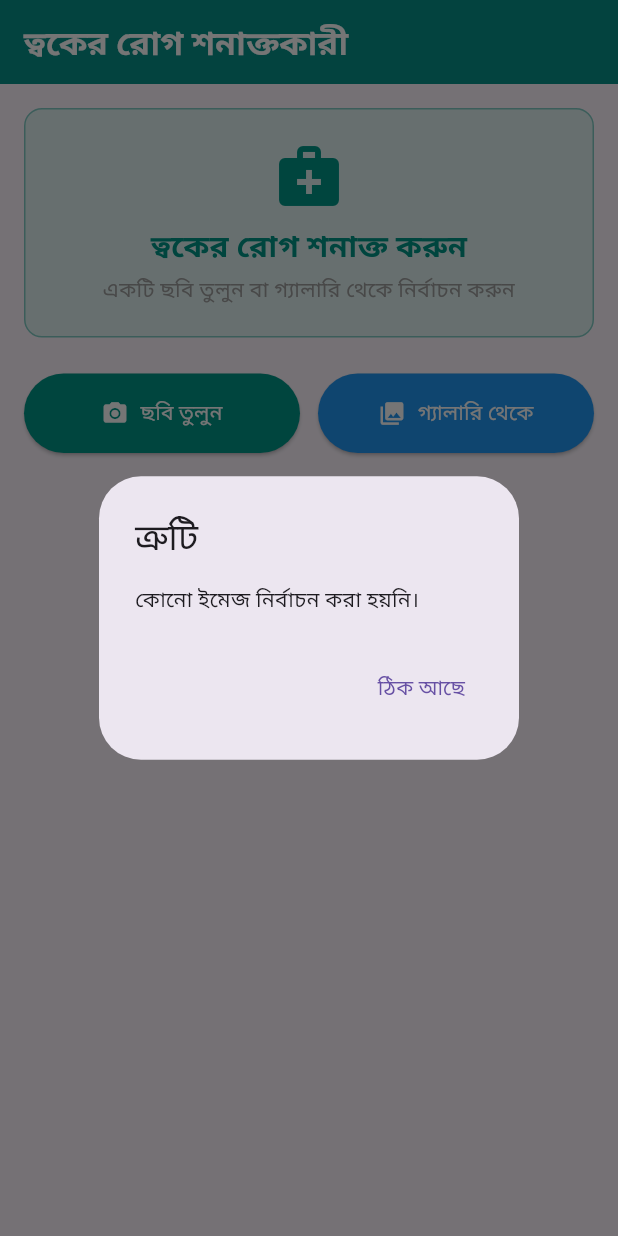
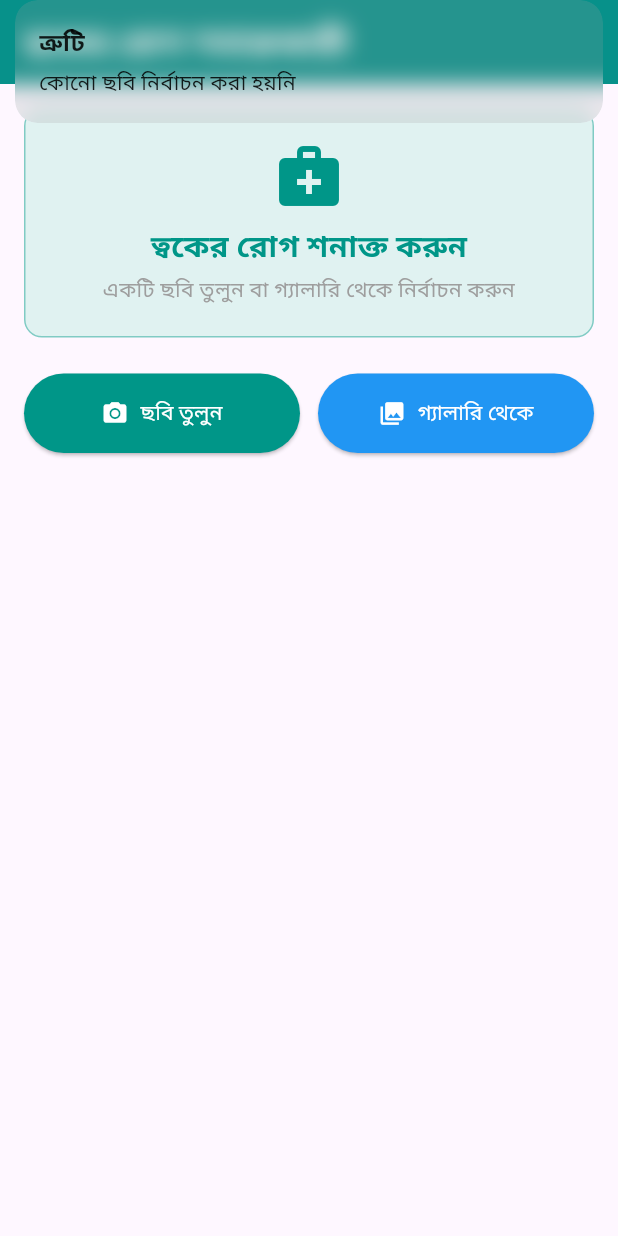
Before and after one commit to Shahporan73/skin_disease_detection_app, a Flutter app: the screen it shows after launch, after a tap on "ছবি তুলুন", on a phone screen of 412 x 824 dp. Run offline on Flutter 3.47's test engine with Material 3 defaults, Android fonts, the phone set to English and light mode, and no system bars; our stand-ins replace get, image_picker, permission_handler; missing offline and left inert: tflite_flutter.

Commit message:
add extra something

```diff
--- /dev/null
+++ b/lib/app_controller/app_controller.dart
@@ -0,0 +1,58 @@
+import 'dart:io';
+import 'package:get/get.dart';
+import '../models/classification.dart';
+import '../services/ml_service.dart';
+
+class AppController extends GetxController {
+  final MLService _mlService = MLService();
+  final _selectedImage = Rxn<File>();
+  final _classifications = <Classification>[].obs;
+  final _isLoading = false.obs;
+  final _error = ''.obs;
+
+  // Getters
+  File? get selectedImage => _selectedImage.value;
+  List<Classification> get classifications => _classifications;
+  bool get isLoading => _isLoading.value;
+  String get error => _error.value;
+
+  Future<void> classifyImage() async {
+    if (_selectedImage.value == null) {
+      _error.value = 'কোনো ছবি নির্বাচন করা হয়নি';
+      return;
+    }
+
+    _isLoading.value = true;
+    _error.value = '';
+
+    try {
+      _classifications.value = await _mlService.classify(_selectedImage.value!);
+      if (_classifications.isEmpty) {
+        _error.value = 'মডেল থেকে কোনো ফলাফল পাওয়া যায়নি';
+      }
+    } catch (e) {
+      _error.value = 'শ্রেণীবিভাগ ব্যর্থ: $e';
+      _classifications.clear();
+    }
+
+    _isLoading.value = false;
+  }
+
+  void setImage(File image) {
+    _selectedImage.value = image;
+    _classifications.clear();
+    _error.value = '';
+  }
+
+  void clearAll() {
+    _selectedImage.value = null;
+    _classifications.clear();
+    _error.value = '';
+  }
+
+  @override
+  void onClose() {
+    _mlService.dispose();
+    super.onClose();
+  }
+}
--- a/lib/main.dart
+++ b/lib/main.dart
@@ -1,6 +1,5 @@
 import 'package:flutter/material.dart';
-import 'package:provider/provider.dart';
-import 'providers/app_provider.dart';
+import 'package:get/get.dart';
 import 'screens/home_screen.dart';
 
 void main() {
@@ -12,19 +11,15 @@ class MyApp extends StatelessWidget {
 
   @override
   Widget build(BuildContext context) {
-    return MultiProvider(
-      providers: [
-        ChangeNotifierProvider(create: (_) => AppProvider()),
-      ],
-      child: MaterialApp(
+    return GetMaterialApp(
       title: 'ত্বকের রোগ শনাক্তকারী',
       theme: ThemeData(
         primarySwatch: Colors.teal,
         useMaterial3: true,
+        visualDensity: VisualDensity.adaptivePlatformDensity,
       ),
       home: const HomeScreen(),
       debugShowCheckedModeBanner: false,
-      ),
     );
   }
 }
--- a/lib/screens/home_screen.dart
+++ b/lib/screens/home_screen.dart
@@ -1,20 +1,22 @@
 import 'dart:io';
 import 'package:flutter/material.dart';
+import 'package:get/get.dart';
 import 'package:image_picker/image_picker.dart';
 import 'package:permission_handler/permission_handler.dart';
-import 'package:provider/provider.dart';
-import '../providers/app_provider.dart';
+import '../app_controller/app_controller.dart';
 import '../widgets/result_widget.dart';
 
 class HomeScreen extends StatelessWidget {
   const HomeScreen({super.key});
 
-  Future<void> _pickImage(BuildContext context, ImageSource source) async {
+  Future<void> _pickImage(ImageSource source) async {
+    final controller = Get.find<AppController>();
     try {
-      // Check permissions
+      print('Picking image from $source');
       bool hasPermission = await _requestPermissions(source);
       if (!hasPermission) {
-        _showPermissionDialog(context, source);
+        print('Permission denied for $source');
+        Get.snackbar('অনুমতি প্রত্যাখ্যান', 'অনুগ্রহ করে $source এর জন্য অনুমতি দিন');
         return;
       }
 
@@ -27,88 +29,22 @@ class HomeScreen extends StatelessWidget {
       );
 
       if (pickedFile != null) {
-        Provider.of<AppProvider>(context, listen: false).setImage(File(pickedFile.path));
+        print('Image picked: ${pickedFile.path}');
+        controller.setImage(File(pickedFile.path));
       } else {
-        _showErrorDialog(context, 'কোনো ইমেজ নির্বাচন করা হয়নি।');
+        print('No image selected');
+        Get.snackbar('ত্রুটি', 'কোনো ছবি নির্বাচন করা হয়নি');
       }
     } catch (e) {
-      _showErrorDialog(context, 'ইমেজ নির্বাচন করতে ব্যর্থ: $e');
+      print('Error picking image: $e');
+      Get.snackbar('ত্রুটি', 'ছবি নির্বাচনে ব্যর্থ: $e');
     }
   }
 
   Future<bool> _requestPermissions(ImageSource source) async {
-    if (source == ImageSource.camera) {
-      final status = await Permission.camera.request();
+    Permission permission = source == ImageSource.camera ? Permission.camera : Permission.photos;
+    final status = await permission.request();
     return status.isGranted;
-    } else {
-      if (Platform.isAndroid) {
-        // For Android 13+ (API 33+), use Permission.photos
-        if (await Permission.photos.isDenied || await Permission.photos.isPermanentlyDenied) {
-          final status = await Permission.photos.request();
-          return status.isGranted;
-        }
-        // For older Android versions, fallback to storage
-        if (await Permission.storage.isDenied || await Permission.storage.isPermanentlyDenied) {
-          final status = await Permission.storage.request();
-          return status.isGranted;
-        }
-        return true;
-      } else {
-        // iOS
-        final status = await Permission.photos.request();
-        return status.isGranted;
-      }
-    }
-  }
-
-  void _showPermissionDialog(BuildContext context, ImageSource source) async {
-    final isPermanentlyDenied = source == ImageSource.camera
-        ? await Permission.camera.isPermanentlyDenied
-        : (Platform.isAndroid
-        ? await Permission.photos.isPermanentlyDenied || await Permission.storage.isPermanentlyDenied
-        : await Permission.photos.isPermanentlyDenied);
-
-    showDialog(
-      context: context,
-      builder: (context) => AlertDialog(
-        title: const Text('অনুমতি প্রয়োজন'),
-        content: Text(
-          isPermanentlyDenied
-              ? 'আপনি এই ফিচারের জন্য অনুমতি প্রত্যাখ্যান করেছেন। দয়া করে সেটিংস থেকে ${source == ImageSource.camera ? "ক্যামেরা" : "গ্যালারি"} অনুমতি দিন।'
-              : 'এই ফিচার ব্যবহার করতে ${source == ImageSource.camera ? "ক্যামেরা" : "গ্যালারি"} অনুমতি দিন।',
-        ),
-        actions: [
-          TextButton(
-            onPressed: () => Navigator.pop(context),
-            child: const Text('ঠিক আছে'),
-          ),
-          if (isPermanentlyDenied)
-            TextButton(
-              onPressed: () {
-                Navigator.pop(context);
-                openAppSettings();
-              },
-              child: const Text('সেটিংস'),
-            ),
-        ],
-      ),
-    );
-  }
-
-  void _showErrorDialog(BuildContext context, String message) {
-    showDialog(
-      context: context,
-      builder: (context) => AlertDialog(
-        title: const Text('ত্রুটি'),
-        content: Text(message),
-        actions: [
-          TextButton(
-            onPressed: () => Navigator.pop(context),
-            child: const Text('ঠিক আছে'),
-          ),
-        ],
-      ),
-    );
   }
 
   @override
@@ -123,9 +59,9 @@ class HomeScreen extends StatelessWidget {
         foregroundColor: Colors.white,
         elevation: 2,
       ),
-      body: Consumer<AppProvider>(
-        builder: (context, provider, child) {
-          return SingleChildScrollView(
+      body: GetBuilder<AppController>(
+        init: AppController(),
+        builder: (controller) => SingleChildScrollView(
           padding: const EdgeInsets.all(16.0),
           child: Column(
             crossAxisAlignment: CrossAxisAlignment.stretch,
@@ -163,7 +99,9 @@ class HomeScreen extends StatelessWidget {
               const SizedBox(height: 24),
 
               // Image Display Section
-                if (provider.selectedImage != null) ...[
+              Obx(() => controller.selectedImage != null
+                  ? Column(
+                children: [
                   Container(
                     height: 300,
                     decoration: BoxDecoration(
@@ -173,7 +111,7 @@ class HomeScreen extends StatelessWidget {
                     child: ClipRRect(
                       borderRadius: BorderRadius.circular(12),
                       child: Image.file(
-                        provider.selectedImage!,
+                        controller.selectedImage!,
                         fit: BoxFit.cover,
                         width: double.infinity,
                       ),
@@ -184,7 +122,7 @@ class HomeScreen extends StatelessWidget {
                     mainAxisAlignment: MainAxisAlignment.spaceEvenly,
                     children: [
                       ElevatedButton.icon(
-                        onPressed: provider.isLoading ? null : () => provider.classifyImage(),
+                        onPressed: controller.isLoading ? null : controller.classifyImage,
                         icon: const Icon(Icons.search),
                         label: const Text('রোগ শনাক্ত করুন'),
                         style: ElevatedButton.styleFrom(
@@ -194,7 +132,7 @@ class HomeScreen extends StatelessWidget {
                         ),
                       ),
                       OutlinedButton.icon(
-                        onPressed: provider.clearAll,
+                        onPressed: controller.clearAll,
                         icon: const Icon(Icons.clear),
                         label: const Text('পরিষ্কার করুন'),
                       ),
@@ -202,14 +140,12 @@ class HomeScreen extends StatelessWidget {
                   ),
                   const SizedBox(height: 24),
                 ],
-
-                // Image Selection Buttons
-                if (provider.selectedImage == null) ...[
-                  Row(
+              )
+                  : Row(
                 children: [
                   Expanded(
                     child: ElevatedButton.icon(
-                          onPressed: () => _pickImage(context, ImageSource.camera),
+                      onPressed: () => _pickImage(ImageSource.camera),
                       icon: const Icon(Icons.camera_alt),
                       label: const Text('ছবি তুলুন'),
                       style: ElevatedButton.styleFrom(
@@ -222,7 +158,7 @@ class HomeScreen extends StatelessWidget {
                   const SizedBox(width: 12),
                   Expanded(
                     child: ElevatedButton.icon(
-                          onPressed: () => _pickImage(context, ImageSource.gallery),
+                      onPressed: () => _pickImage(ImageSource.gallery),
                       icon: const Icon(Icons.photo_library),
                       label: const Text('গ্যালারি থেকে'),
                       style: ElevatedButton.styleFrom(
@@ -233,27 +169,22 @@ class HomeScreen extends StatelessWidget {
                     ),
                   ),
                 ],
-                  ),
-                  const SizedBox(height: 24),
-                ],
+              )),
 
               // Loading Indicator
-                if (provider.isLoading) ...[
-                  const Center(
-                    child: Column(
+              Obx(() => controller.isLoading
+                  ? const Column(
                 children: [
-                        CircularProgressIndicator(),
+                  Center(child: CircularProgressIndicator()),
                   SizedBox(height: 16),
                   Text('ইমেজ বিশ্লেষণ করা হচ্ছে...'),
                 ],
-                    ),
-                  ),
-                  const SizedBox(height: 24),
-                ],
+              )
+                  : const SizedBox.shrink()),
 
               // Error Display
-                if (provider.error.isNotEmpty) ...[
-                  Container(
+              Obx(() => controller.error.isNotEmpty
+                  ? Container(
                 padding: const EdgeInsets.all(16),
                 decoration: BoxDecoration(
                   color: Colors.red.shade50,
@@ -266,18 +197,19 @@ class HomeScreen extends StatelessWidget {
                     const SizedBox(width: 12),
                     Expanded(
                       child: Text(
-                            provider.error,
+                        controller.error,
                         style: TextStyle(color: Colors.red.shade700),
                       ),
                     ),
                   ],
                 ),
-                  ),
-                  const SizedBox(height: 24),
-                ],
+              )
+                  : const SizedBox.shrink()),
 
               // Results Display
-                if (provider.classifications.isNotEmpty) ...[
+              Obx(() => controller.classifications.isNotEmpty
+                  ? Column(
+                children: [
                   const Text(
                     'শনাক্তকরণ ফলাফল:',
                     style: TextStyle(
@@ -286,12 +218,13 @@ class HomeScreen extends StatelessWidget {
                     ),
                   ),
                   const SizedBox(height: 12),
-                  ResultWidget(classifications: provider.classifications),
+                  ResultWidget(classifications: controller.classifications),
                 ],
+              )
+                  : const SizedBox.shrink()),
             ],
           ),
-          );
-        },
+        ),
       ),
     );
   }
--- a/pubspec.yaml
+++ b/pubspec.yaml
@@ -32,11 +32,12 @@ dependencies:
     sdk: flutter
   cupertino_icons: ^1.0.8
 
+  get: ^4.6.6
   image_picker: ^1.0.7
-  provider: ^6.1.2
   permission_handler: ^11.3.1
   image: ^3.3.0
-  google_mlkit_face_detection: ^0.10.0
+  tflite_flutter: ^0.11.0
+
 
 dev_dependencies:
   flutter_test:
```
Also changed, not shown: assets/labels.txt (+7 -0 lines), lib/providers/app_provider.dart (deleted, +0 -70 lines), lib/services/ml_service.dart (+78 -77 lines), lib/widgets/result_widget.dart (+45 -18 lines), lib/models/classification.dart (line endings or trailing spaces), pubspec.lock, 4 other files. Lines whose indentation alone changed are shown as unchanged.
